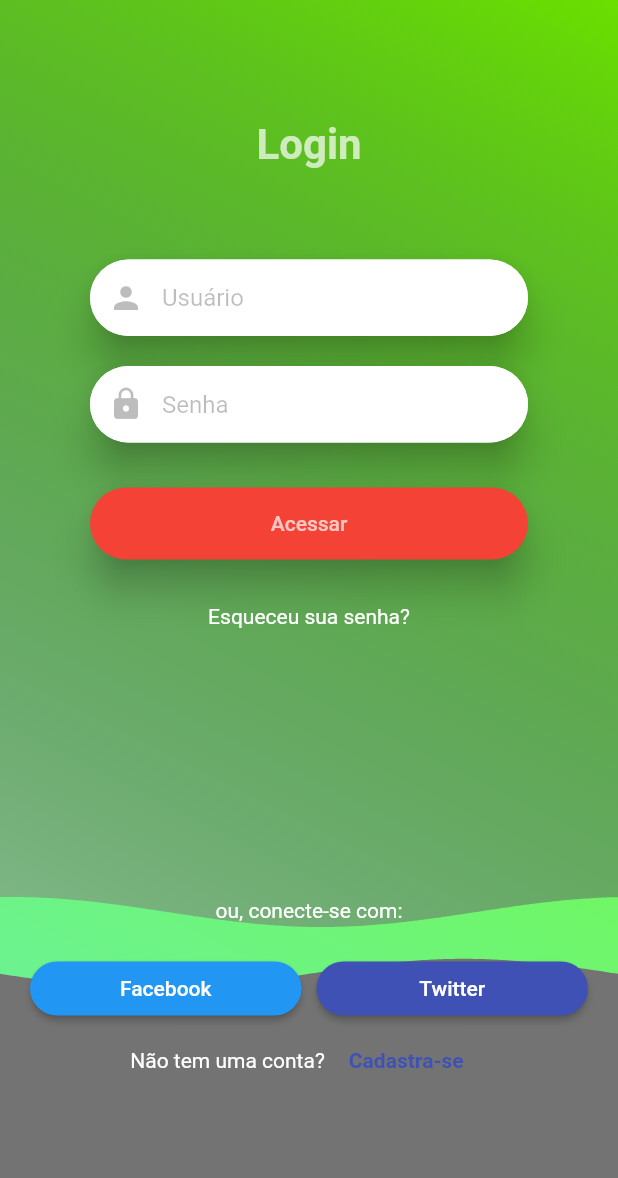
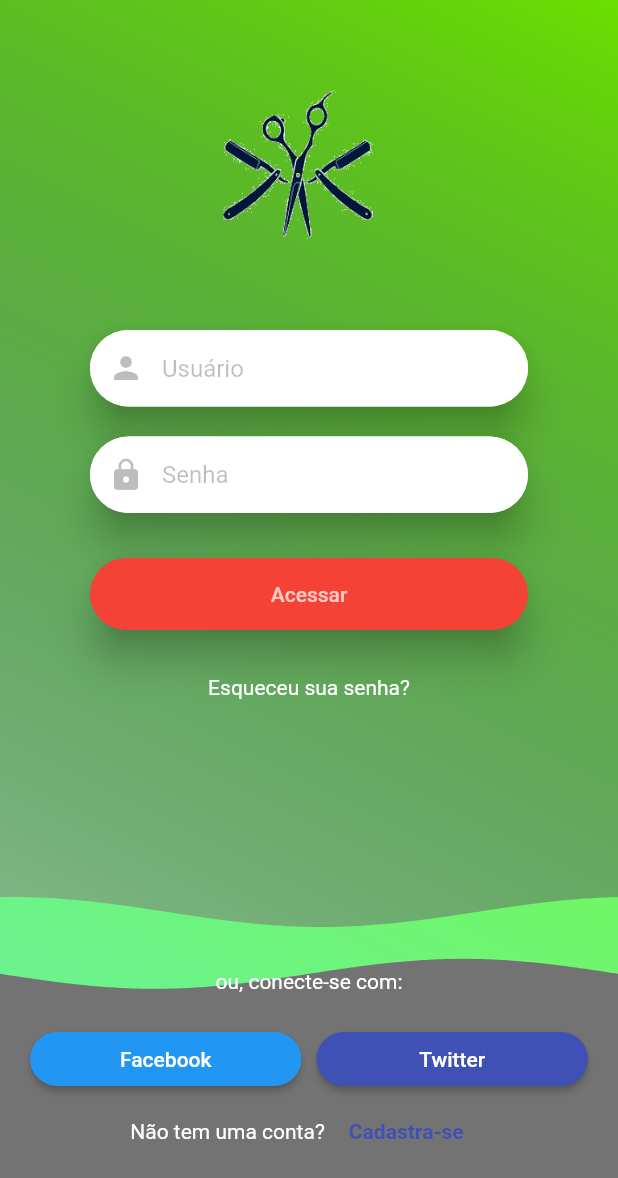
Before and after one commit to MarcosVRSDev/barber_app, a Flutter app: the screen it shows after launch, on a phone screen of 412 x 824 dp. Shown: the top 1178 px of the screen. Run offline on Flutter 3.47's test engine with Material 2 defaults, Android fonts, the phone set to English and light mode, and no system bars; drawn by our look-alikes of wave; our stand-ins replace cached_network_image; missing offline and left inert: flutter_webview_plugin.

```diff
--- a/lib/main.dart
+++ b/lib/main.dart
@@ -29,6 +29,7 @@ class LoginPage extends StatelessWidget {
   Widget build(BuildContext context) {
     return MaterialApp(
         home: Scaffold(
+          resizeToAvoidBottomInset : false,
           body: Stack(
             children: <Widget>[
               Container(
@@ -59,17 +60,27 @@ class LoginPage extends StatelessWidget {
               ListView(
                 children: <Widget>[
                   Container(
-                    //height: double.infinity,
-                    margin: EdgeInsets.only(left: 30, right: 30, top: 80),
+                    margin: EdgeInsets.only(left: 30, right: 30, top: 40),
                     child: Column(
                       mainAxisAlignment: MainAxisAlignment.center,
                       children: <Widget>[
-                        Text("Login",
+                        /*Text("Login",
                             textAlign: TextAlign.center,
                             style: TextStyle(
                                 color: Colors.white70,
                                 fontWeight: FontWeight.bold,
-                                fontSize: 28.0)),
+                                fontSize: 28.0)),*/
+                        Container(
+                          width: 100,
+                          height: 100,
+                          margin: EdgeInsets.only(right: 15, top: 20),
+                          decoration: BoxDecoration(
+                            image: DecorationImage(
+                                image: ExactAssetImage('assets/images/logo.png'),
+                                fit: BoxFit.fill),
+                          ),
+                        ),
+
                         Card(
                           margin: EdgeInsets.only(left: 30, right: 30, top: 60),
                           elevation: 11,
@@ -257,6 +268,7 @@ class BarberPage extends StatelessWidget {
   Widget build(BuildContext context) {
     return MaterialApp(
       home: Scaffold(
+        resizeToAvoidBottomInset : false,
         body: BarberList(),
       ),
     );
@@ -351,6 +363,7 @@ class _BarberListState extends State<BarberList> {
   Widget build(BuildContext context) {
     return new MaterialApp(
       home: Scaffold(
+        resizeToAvoidBottomInset : false,
         backgroundColor: Color(0xfff0f0f0),
         body: SingleChildScrollView(
           child: Container(
@@ -585,6 +598,7 @@ class BarberDetailsPage extends StatelessWidget {
   Widget build(BuildContext context) {
     return MaterialApp(
       home: Scaffold(
+        resizeToAvoidBottomInset : false,
         body: Stack(
           children: <Widget>[
             Container(
--- a/pubspec.yaml
+++ b/pubspec.yaml
@@ -38,7 +38,8 @@ dev_dependencies:
 
 # The following section is specific to Flutter.
 flutter:
-
+  assets:
+    - assets/images/
   # The following line ensures that the Material Icons font is
   # included with your application, so that you can use the icons in
   # the material Icons class.
```
Also changed, not shown: assets/images/logo.png (added), 5 other files.
